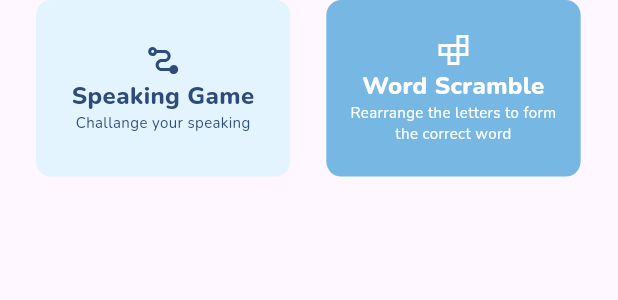
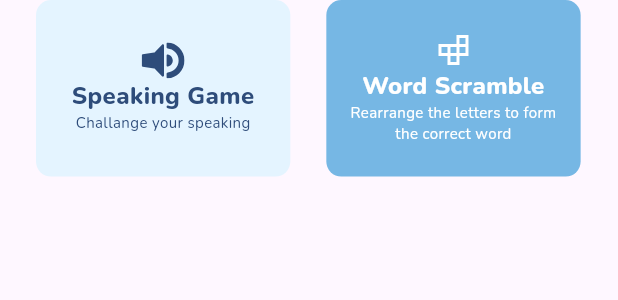
Before and after one commit to MahendraKhibrah/toefl-app, a Flutter app: the FeatureTest widget shown alone on an empty page, opened directly, on a phone screen of 412 x 824 dp. Shown: the top 300 px of the screen. Run offline on Flutter 3.47's test engine with Material 3 defaults, Android fonts, the phone set to English and light mode, and no system bars; our stand-ins replace dio, easy_debounce, easy_localization, flutter_local_notifications, flutter_otp_text_field, flutter_riverpod and 15 more; missing offline and left inert: restart_app, string_similarity; accounts and stored records are empty; generated files the repository leaves out were written again; network calls fail; project files that could hold a hidden picture were left out.

Commit message:
add: sset

```diff
--- a/lib/widgets/home_page/featured_card.dart
+++ b/lib/widgets/home_page/featured_card.dart
@@ -38,6 +38,7 @@ class FeaturedCard extends StatelessWidget {
             crossAxisAlignment: CrossAxisAlignment.center,
             children: [
               SvgPicture.asset(icon,
+                  height: 24,
                   color:
                       isBgLight ? HexColor(mariner900) : HexColor(neutral10)),
               Text(
--- a/lib/widgets/home_page/featured_test.dart
+++ b/lib/widgets/home_page/featured_test.dart
@@ -31,7 +31,7 @@ class FeatureTest extends StatelessWidget {
                     )),
                     child: FeaturedCard(
                       isBgLight: true,
-                      icon: "assets/images/synonim_pairing.svg",
+                      icon: "assets/images/vector_game_speaking.svg",
                       title: "Speaking Game",
                       subtitle: "Challange your speaking",
                     ),
@@ -77,7 +77,7 @@ class FeatureTest extends StatelessWidget {
                     )),
                     child: FeaturedCard(
                       isBgLight: false,
-                      icon: "assets/images/word_scramble.svg",
+                      icon: "assets/images/vector_game_listening.svg",
                       title: "Listening Game",
                       subtitle: "Can you hear what i said?",
                     ),
```
Also changed, not shown: assets/images/vector_game_listening.svg (added), assets/images/vector_game_speaking.svg (added).
